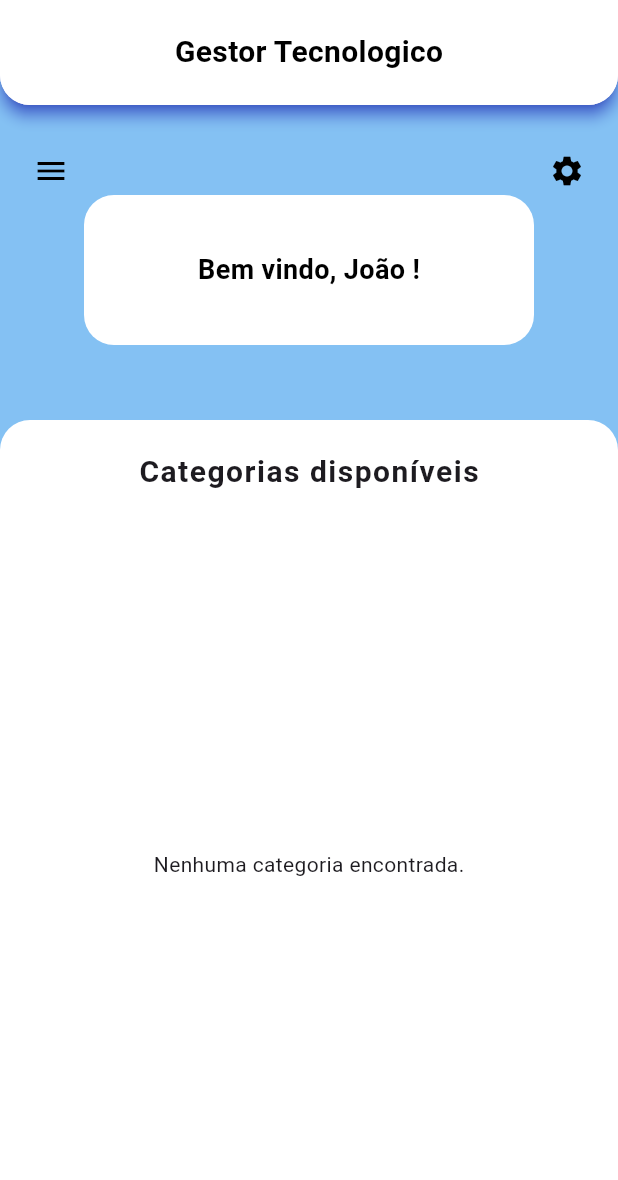
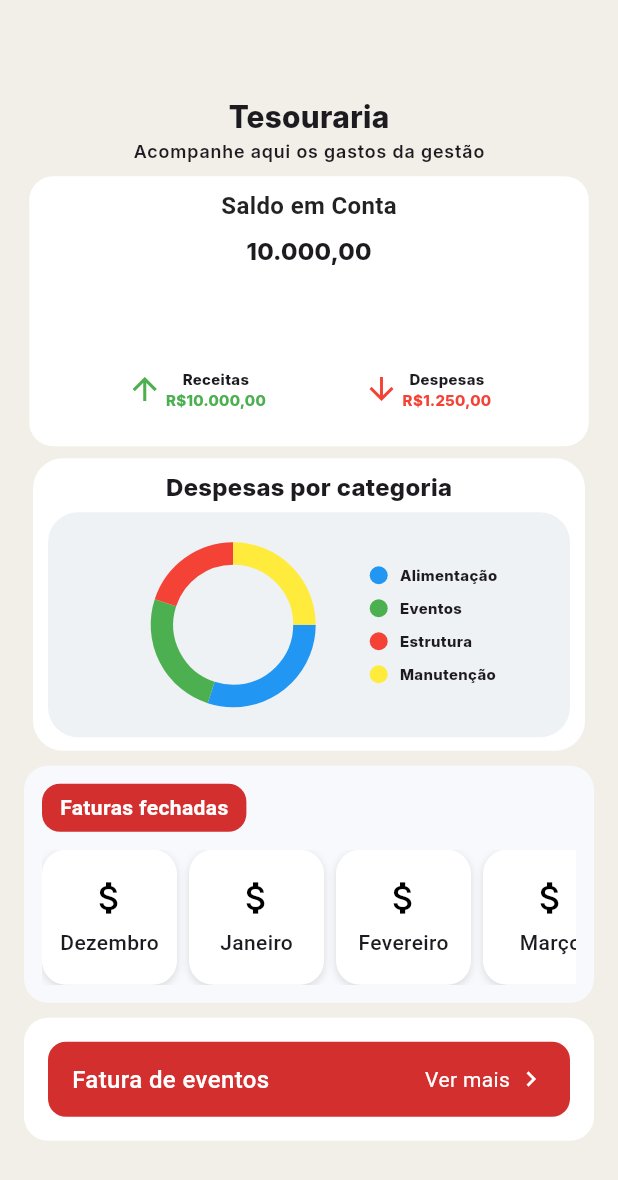
Before and after one commit to JoaoPaolinelli/idoso_tech, a Flutter app: the screen it shows after launch, on a phone screen of 412 x 824 dp. Shown: the top 1180 px of the screen. Run offline on Flutter 3.47's test engine with Material 3 defaults, Android fonts, the light colour scheme and no system bars; drawn by our look-alikes of fl_chart; our stand-ins replace dio, font_awesome_flutter, youtube_player_flutter.

Commit message:
feat: tesouraria

```diff
--- a/front-end/lib/constantes/app_colors.dart
+++ b/front-end/lib/constantes/app_colors.dart
@@ -9,6 +9,8 @@ class AppColors {
   static final Color appSecondaryColor = Color(0xFF84C1F3);
   static final Color appWhiteColor  = Color(0xFFFFFFFF);
   static final Color appDarkGrey = Color(0xFF666666);
+  static final Color appLightGrey = Color(0xFFEEF2F5);
+  static final Color appBackgroundColor = Color(0xFFF2EFE8);
 
 
 
--- a/front-end/lib/constantes/app_text_style.dart
+++ b/front-end/lib/constantes/app_text_style.dart
@@ -2,6 +2,40 @@
 import 'package:flutter/material.dart';
 class AppTextStyles {
   AppTextStyles._();
+
+
+  static final TextStyle tesourariaTitle = TextStyle(
+    fontFamily: 'Inter',
+    fontWeight: FontWeight.w700,
+    fontSize: 20,
+  );
+
+  static final TextStyle tesourariaSubTitle = TextStyle(
+    fontFamily: 'Inter',
+    fontWeight: FontWeight.w700,
+    fontSize: 16,
+  );
+
+
+  static final TextStyle tesourariaLabelFinanceSimpleText = TextStyle(
+      fontFamily: 'Inter',
+      fontWeight: FontWeight.w700,
+      fontSize: 10,
+  );
+
+  static final TextStyle tesourariaLabelFinanceGreen = TextStyle(
+    fontFamily: 'Inter',
+    fontWeight: FontWeight.w700,
+    fontSize: 10,
+    color: Colors.green
+  );
+
+  static final TextStyle tesourariaLabelFinanceRed = TextStyle(
+      fontFamily: 'Inter',
+      fontWeight: FontWeight.w700,
+      fontSize: 10,
+      color: Colors.red
+  );
 
 
   static final TextStyle bigText = TextStyle(
--- a/front-end/lib/main.dart
+++ b/front-end/lib/main.dart
@@ -4,6 +4,7 @@ import 'package:idosotech/pages/onboarding/sign_in_page.dart';
 import 'package:idosotech/pages/onboarding/tela_inicial.dart';
 import 'package:idosotech/pages/onboarding/widgets/splash_effect.dart';
 import 'package:idosotech/pages/pagina_teste.dart';
+import 'package:idosotech/pages/tesouraria/home_page_tesouraria.dart';
 
 import 'pages/home-page.dart';
 
@@ -23,7 +24,7 @@ class MyApp extends StatelessWidget {
         colorScheme: ColorScheme.fromSeed(seedColor: Colors.deepPurple),
         useMaterial3: true,
       ),
-      home: HomePage(),
+      home: HomePageTesouraria(),
       debugShowCheckedModeBanner: false,
     );
   }
--- /dev/null
+++ b/front-end/lib/pages/tesouraria/home_page_tesouraria.dart
@@ -0,0 +1,462 @@
+import 'package:fl_chart/fl_chart.dart';
+import 'package:flutter/material.dart';
+import 'package:idosotech/constantes/app_colors.dart';
+
+import '../../constantes/app_text_style.dart';
+
+class HomePageTesouraria extends StatefulWidget {
+  const HomePageTesouraria({super.key});
+
+  @override
+  State<HomePageTesouraria> createState() => _HomePageTesourariaState();
+}
+
+class _HomePageTesourariaState extends State<HomePageTesouraria> {
+  @override
+  Widget build(BuildContext context) {
+    return Scaffold(
+      backgroundColor: AppColors.appBackgroundColor,
+      body: Center(
+        child: Column(
+          mainAxisAlignment: MainAxisAlignment.center,
+
+          children: [
+            Title(color: AppColors.appPrimaryColor, child: Text("Tesouraria", style: AppTextStyles.tesourariaTitle,)),
+            Text("Acompanhe aqui os gastos da gestão", style: TextStyle(
+              fontSize: 12,
+              letterSpacing: 12 * 0.05,
+              fontFamily: 'Inter',
+              fontWeight: FontWeight.w600,
+            ),),
+
+            WhiteContainer(),
+
+            DespesasCategoriaWidget(),
+
+            SizedBox(height: 10,),
+
+            FaturasFechadasWidget(),
+
+            SizedBox(height: 10,),
+
+            FaturaEventosWidget(),
+
+
+
+
+          ],
+        ),
+      ),
+    );
+  }
+}
+
+
+class FaturaEventosWidget extends StatelessWidget {
+  @override
+  Widget build(BuildContext context) {
+    return Padding(
+      padding:
+      EdgeInsets.symmetric(horizontal: 16),
+      child: Container(
+        decoration: BoxDecoration(
+          color: Colors.white, // Fundo branco externo
+          borderRadius: BorderRadius.circular(16),
+        ),
+        child: Padding(
+          padding: EdgeInsets.all(16), // Margem para o botão vermelho
+          child: Container(
+            height: 50,
+            decoration: BoxDecoration(
+              color: Colors.red.shade700, // Fundo vermelho do botão
+              borderRadius: BorderRadius.circular(12),
+            ),
+            child: Padding(
+              padding: EdgeInsets.symmetric(horizontal: 16), // Padding interno do botão
+              child: Row(
+                mainAxisAlignment: MainAxisAlignment.spaceBetween,
+                children: [
+                  // Texto "Fatura de eventos"
+                  Text(
+                    "Fatura de eventos",
+                    style: TextStyle(
+                      color: Colors.white,
+                      fontSize: 16,
+                      fontWeight: FontWeight.w500,
+                    ),
+                  ),
+
+                  // "Ver mais" e ícone de seta
+                  Row(
+                    children: [
+                      Text(
+                        "Ver mais",
+                        style: TextStyle(
+                          color: Colors.white,
+                          fontSize: 14,
+                        ),
+                      ),
+                      SizedBox(width: 4), // Espaço entre o texto e o ícone
+                      Icon(
+                        Icons.chevron_right,
+                        color: Colors.white,
+                        size: 20,
+                      ),
+                    ],
+                  ),
+                ],
+              ),
+            ),
+          ),
+        ),
+      ),
+    );
+  }
+}
+
+class DespesasCategoriaWidget extends StatelessWidget {
+  const DespesasCategoriaWidget({
+    super.key,
+  });
+
+  @override
+  Widget build(BuildContext context) {
+    return Container(
+      width: 368,
+      height: 195,
+      decoration: BoxDecoration(
+        borderRadius: BorderRadius.circular(20),
+        color: AppColors.appWhiteColor,
+      ),
+
+      child: Column(
+        children: [
+          SizedBox(height: 8,),
+            Text("Despesas por categoria", style: AppTextStyles.tesourariaSubTitle,),
+          Padding(
+            padding: const EdgeInsets.only(left: 10,right: 10,top: 5, bottom: 5),
+            child: Container(
+              decoration: BoxDecoration(
+                color: AppColors.appLightGrey,
+                borderRadius: BorderRadius.circular(20),
+              ),
+              child: Row(
+                mainAxisAlignment: MainAxisAlignment.center,
+                crossAxisAlignment: CrossAxisAlignment.center,
+                children: [
+
+                  Container(
+                    width: 150,
+                    height: 150,
+                    // color: AppColors.appDarkGrey,
+                    child: PieChart(
+                      PieChartData(
+                        sectionsSpace: 0,
+                        centerSpaceRadius: 40,
+                        sections: _getSections(),
+
+                      )
+                    ),
+                  ),
+
+                  SizedBox(width: 16,),
+
+
+                  _buildLegend(),
+                ],
+              ),
+            ),
+          ),
+
+
+
+        ],
+      ),
+
+    );
+  }
+}
+
+
+class FaturasFechadasWidget extends StatelessWidget {
+  @override
+  Widget build(BuildContext context) {
+    return Container(
+      padding: EdgeInsets.all(12),
+      margin: EdgeInsets.symmetric(horizontal: 16),
+      decoration: BoxDecoration(
+        color: Color(0xFFF7F9FC), // Fundo levemente cinza
+        borderRadius: BorderRadius.circular(16),
+      ),
+      child: Column(
+        crossAxisAlignment: CrossAxisAlignment.start,
+        children: [
+          // Título destacado
+          Container(
+            padding: EdgeInsets.symmetric(horizontal: 12, vertical: 6),
+            decoration: BoxDecoration(
+              color: Colors.red.shade700, // Cor do fundo do botão vermelho
+              borderRadius: BorderRadius.circular(12),
+            ),
+            child: Text(
+              "Faturas fechadas",
+              style: TextStyle(
+                color: Colors.white,
+                fontWeight: FontWeight.bold,
+              ),
+            ),
+          ),
+
+          SizedBox(height: 12), // Espaçamento entre o título e a lista
+
+          // Lista de faturas horizontal
+          SizedBox(
+            height: 90, // Definir a altura do ListView
+            child: ListView(
+              scrollDirection: Axis.horizontal,
+              children: [
+                _buildFaturaItem("Dezembro"),
+                _buildFaturaItem("Janeiro"),
+                _buildFaturaItem("Fevereiro"),
+                _buildFaturaItem("Março"), // Adicionando um extra para demonstrar o scroll
+              ],
+            ),
+          ),
+        ],
+      ),
+    );
+  }
+
+  // Widget de cada item da lista
+  Widget _buildFaturaItem(String mes) {
+    return Container(
+      width: 90,
+      margin: EdgeInsets.only(right: 8), // Espaçamento entre os itens
+      padding: EdgeInsets.all(10),
+      decoration: BoxDecoration(
+        color: Colors.white,
+        borderRadius: BorderRadius.circular(16),
+        boxShadow: [
+          BoxShadow(
+            color: Colors.black12,
+            blurRadius: 4,
+            offset: Offset(0, 2),
+          ),
+        ],
+      ),
+      child: Column(
+        mainAxisAlignment: MainAxisAlignment.center,
+        children: [
+          Icon(Icons.attach_money, size: 28, color: Colors.black),
+          SizedBox(height: 6),
+          Text(
+            mes,
+            style: TextStyle(fontSize: 14, fontWeight: FontWeight.w500),
+          ),
+        ],
+      ),
+    );
+  }
+}
+
+
+
+class WhiteContainer extends StatelessWidget {
+  const WhiteContainer({
+    super.key,
+  });
+
+  @override
+  Widget build(BuildContext context) {
+    return Padding(
+      padding: const EdgeInsets.all(8.0),
+      child: Container(
+        // decoration: BoxDecoration(
+        //   borderRadius: BorderRadius.circular(20),
+        // ),
+        height: 180,
+        width: 373,
+        decoration: BoxDecoration(
+          color: AppColors.appWhiteColor,
+          borderRadius: BorderRadius.circular(16)
+        ),
+        // color: AppColors.appWhiteColor,
+
+        // # Saldo em Conta
+        child: Column(
+          crossAxisAlignment: CrossAxisAlignment.center,
+          mainAxisAlignment: MainAxisAlignment.start,
+          children: [
+            SizedBox(height: 8,),
+            Column(
+              children: [
+                Title(color: AppColors.appPrimaryColor, child: Text("Saldo em Conta",style:
+                TextStyle(
+                  fontSize: 16,
+                  fontWeight: FontWeight.w600,
+                  color: Colors.black87,
+                ),)),
+                SizedBox(height: 8,),
+                Title(color: AppColors.appPrimaryColor, child: Text("10.000,00", style: AppTextStyles.tesourariaSubTitle)),
+              ],
+            ),
+            Spacer(),
+            // # Linha com receitas e despesas
+            Column(
+              children: [
+                Row(
+                  mainAxisAlignment: MainAxisAlignment.spaceEvenly,
+                  children: [
+
+                    Row(
+                      children: [
+                        Icon(Icons.arrow_upward, color: Colors.green,),
+                        Padding(padding: EdgeInsets.only(right: 2)),
+                        Column(
+                          children: [
+                            Text("Receitas", style: AppTextStyles.tesourariaLabelFinanceSimpleText,),
+                            Text("R\$10.000,00", style: AppTextStyles.tesourariaLabelFinanceGreen,),
+
+                          ],
+                        ),
+                      ],
+                    ),
+
+                    Row(
+                      children: [
+                        Icon(Icons.arrow_downward, color: Colors.red,),
+                        Padding(padding: EdgeInsets.only(right: 2)),
+                        Column(
+                          children: [
+                            Text("Despesas", style: AppTextStyles.tesourariaLabelFinanceSimpleText),
+                            Text("R\$1.250,00", style: AppTextStyles.tesourariaLabelFinanceRed,),
+                          ],
+                        ),
+                      ],
+                    ),
+
+                    // SizedBox(width: 8,)
+                  ],
+                ),
+                SizedBox(height: 24,)
+              ],
+            ),
+
+
+          ],
+        ),
+      ),
+    );
+  } Widget _buildFinanceItem({
+    required IconData icon,
+    required Color iconColor,
+    required Color backgroundColor,
+    required String title,
+    required String value,
+    required Color textColor,
+  }) {
+    return Column(
+      children: [
+        // Ícone dentro do círculo
+        Container(
+          padding: EdgeInsets.all(10),
+          decoration: BoxDecoration(
+            color: backgroundColor.withOpacity(0.3), // Fundo levemente transparente
+            shape: BoxShape.circle,
+          ),
+          child: Icon(icon, color: iconColor, size: 24),
+        ),
+        SizedBox(height: 6),
+
+        // Título (Receitas / Despesas)
+        Text(
+          title,
+          style: TextStyle(
+            fontSize: 14,
+            fontWeight: FontWeight.w500,
+            color: Colors.black87,
+          ),
+        ),
+
+        // Valor da receita ou despesa
+        Text(
+          value,
+          style: TextStyle(
+            fontSize: 14,
+            fontWeight: FontWeight.bold,
+            color: textColor,
+          ),
+        ),
+      ],
+    );
+  }
+}
+
+
+List<PieChartSectionData> _getSections() {
+  return [
+    PieChartSectionData(
+      color: Colors.blue,
+      value: 30,
+      title: '',
+      radius: 15,
+    ),
+    PieChartSectionData(
+      color: Colors.green,
+      value: 25,
+      title: '',
+      radius: 15,
+    ),
+    PieChartSectionData(
+      color: Colors.red,
+      value: 20,
+      title: '',
+      radius: 15,
+    ),
+    PieChartSectionData(
+      color: Colors.yellow,
+      value: 25,
+      title: '',
+      radius: 15,
+    ),
+  ];
+}
+
+Widget _buildLegend() {
+  return Column(
+    crossAxisAlignment: CrossAxisAlignment.start,
+    children: [
+      _buildLegendItem("Alimentação", Colors.blue),
+      SizedBox(height: 8,),
+      _buildLegendItem("Eventos", Colors.green),
+      SizedBox(height: 8,),
+
+      _buildLegendItem("Estrutura", Colors.red),
+      SizedBox(height: 8,),
+
+      _buildLegendItem("Manutenção", Colors.yellow),
+    ],
+  );
+}
+
+Widget _buildLegendItem(String title, Color color) {
+  return Row(
+    mainAxisAlignment: MainAxisAlignment.start,
+    children: [
+      Container(
+        width: 12,
+        height: 12,
+        decoration: BoxDecoration(
+          color: color,
+          shape: BoxShape.circle,
+        ),
+      ),
+      SizedBox(width: 8),
+      Text(title,style: TextStyle(
+        fontFamily: 'Inter',
+        fontSize: 10,
+        fontWeight: FontWeight.w700,
+      ),),
+    ],
+  );
+}
--- a/front-end/pubspec.yaml
+++ b/front-end/pubspec.yaml
@@ -38,6 +38,7 @@ dependencies:
   http: ^1.3.0
   dio: ^5.0.0  # Verifique a versão mais recente no pub.dev
   youtube_player_flutter: ^8.1.2
+  fl_chart: ^0.64.0
 
 
 
```
Also changed, not shown: front-end/pubspec.lock.
